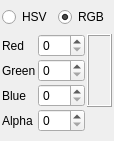
Above: app/ui/colorinspector.ui from pencil2d/pencil before the change. Below: the same form after it.
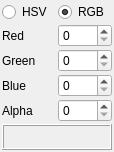
That is the form after the change.

Commit message:
Centered color wheel and square, set contrains for widget
Color wheel and color square has been centered. Also fixed the region
focus when resizing the window, now it is possible to resize and still
use the colorwheel hue indicator.
m_wheelWidth has been changed to m_wheelThickness. color label has been
positioned below inspector instead of next to.

What changed in the file:
```diff
--- a/app/ui/colorinspector.ui
+++ b/app/ui/colorinspector.ui
@@ -8,7 +8,7 @@
     <x>0</x>
     <y>0</y>
     <width>114</width>
-    <height>141</height>
+    <height>152</height>
    </rect>
   </property>
   <property name="baseSize">
@@ -118,8 +118,10 @@
        </property>
       </widget>
      </item>
-     <item row="0" column="2" rowspan="3">
-      <widget class="QLabel" name="label">
+    </layout>
+   </item>
+   <item>
+    <widget class="QLabel" name="color">
        <property name="autoFillBackground">
         <bool>true</bool>
        </property>
@@ -130,8 +132,6 @@
         <enum>QFrame::Raised</enum>
        </property>
       </widget>
-     </item>
-    </layout>
    </item>
   </layout>
  </widget>
```
Lines whose indentation alone changed are shown as unchanged. The commit also changes 4 other files.
